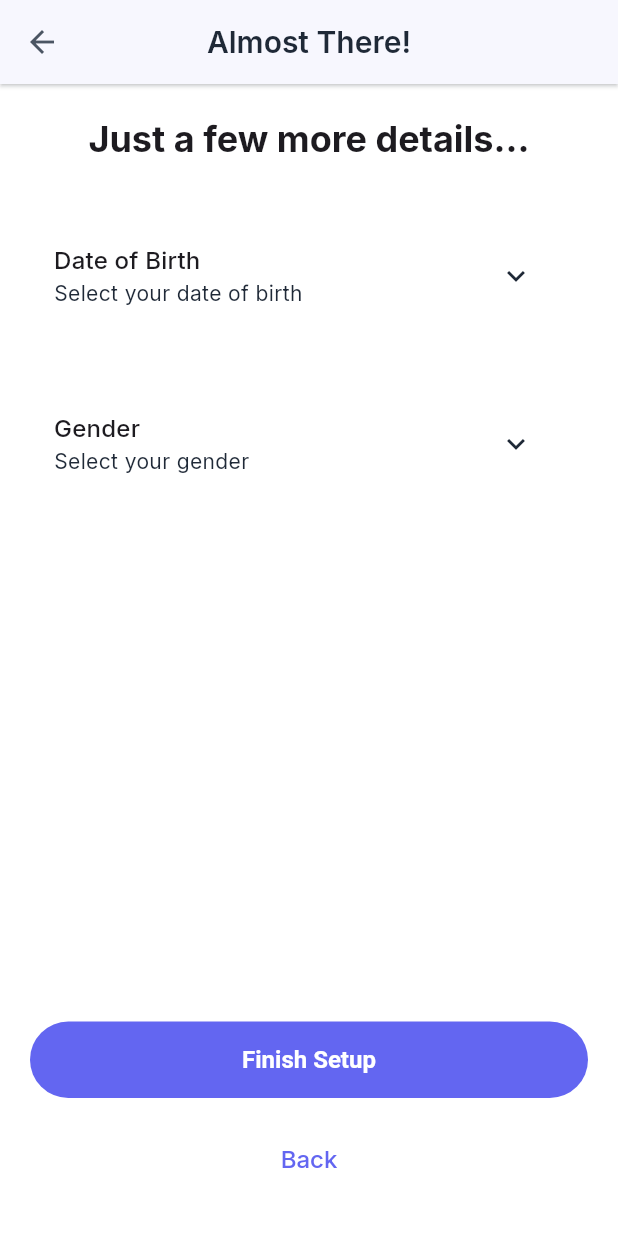
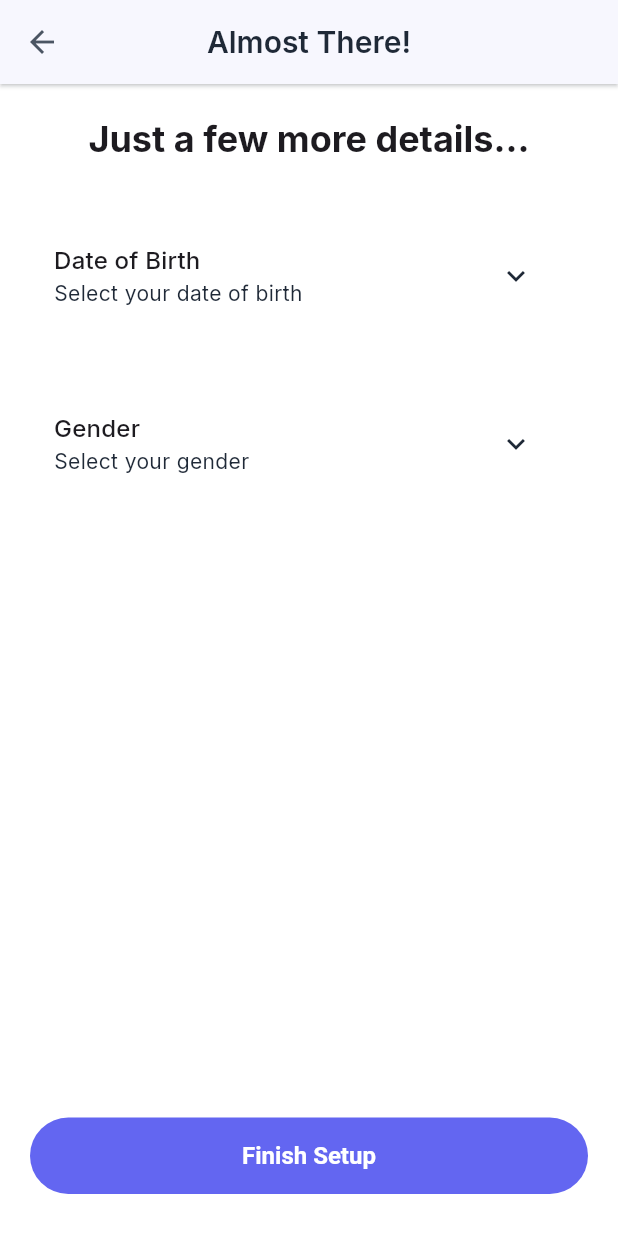
Before and after one commit to Aksumite-Platforms-Inc/AqamFit, a Flutter app: the AdditionalInfoScreen screen opened by its route, on a phone screen of 412 x 824 dp. Shown: the top 1233 px of the screen. Run offline on Flutter 3.47's test engine with Material 3 defaults, Android fonts, the light colour scheme and no system bars; our stand-ins replace cached_network_image, camera, dio, fl_chart, flutter_form_builder, flutter_secure_storage and 5 more; accounts and stored records are empty.

Commit message:
Update onboarding flow to use context.go for back navigation
Comment out "Back" buttons on additional info and training prefs screens to streamline navigation and ensure consistent route handling.

```diff
--- a/lib/features/onboarding/presentation/setup_flow/additional_info_screen.dart
+++ b/lib/features/onboarding/presentation/setup_flow/additional_info_screen.dart
@@ -157,7 +157,7 @@
         title: const Text('Almost There!'), // Updated AppBar title
         leading: IconButton(
           icon: const Icon(Icons.arrow_back),
-          onPressed: () => context.pop(),
+          onPressed: () => context.go('/setup/training-prefs'),
         ),
         centerTitle: true,
       ),
@@ -333,19 +333,19 @@
                     : const Text('Finish Setup'),
               ),
             ),
-            const SizedBox(height: 8),
-            TextButton(
-              onPressed: _isFinishing ? null : () => context.pop(),
-              style: TextButton.styleFrom(
-                padding: const EdgeInsets.symmetric(vertical: 12),
-                foregroundColor: Theme.of(context).colorScheme.primary,
-              ),
-              child: const Text(
-                'Back',
-                style: TextStyle(fontSize: 16),
-              ),
-            ),
-            const SizedBox(height: 8), // Some bottom padding
+        //     const SizedBox(height: 8),
+        //     TextButton(
+        //       onPressed: _isFinishing ? null : () => context.pop(),
+        //       style: TextButton.styleFrom(
+        //         padding: const EdgeInsets.symmetric(vertical: 12),
+        //         foregroundColor: Theme.of(context).colorScheme.primary,
+        //       ),
+        //       child: const Text(
+        //         'Back',
+        //         style: TextStyle(fontSize: 16),
+        //       ),
+        //     ),
+        //     const SizedBox(height: 8), // Some bottom padding
           ],
         ),
       ),
--- a/lib/features/onboarding/presentation/setup_flow/training_prefs_screen.dart
+++ b/lib/features/onboarding/presentation/setup_flow/training_prefs_screen.dart
@@ -41,7 +41,7 @@
           icon: const Icon(Icons.arrow_back),
           onPressed: () {
             // No need to save here as selections are updated instantly
-            context.pop();
+            context.go('/setup/experience-level');
           },
         ),
         centerTitle: true, // Center AppBar title
@@ -179,19 +179,19 @@
               ),
               child: const Text('Next'),
             ),
-            const SizedBox(height: 8), // Space for back button or other elements
-             TextButton( // Using TextButton for "Back" for a less prominent look if preferred
-              onPressed: () {
-                context.pop();
-              },
-              style: TextButton.styleFrom(
-                padding: const EdgeInsets.symmetric(vertical: 12),
-              ),
-              child: Text(
-                'Back',
-                style: TextStyle(color: theme.colorScheme.primary, fontSize: 16),
-              ),
-            ),
+            // const SizedBox(height: 8), // Space for back button or other elements
+            //  TextButton( // Using TextButton for "Back" for a less prominent look if preferred
+            //   onPressed: () {
+            //     context.pop();
+            //   },
+            //   style: TextButton.styleFrom(
+            //     padding: const EdgeInsets.symmetric(vertical: 12),
+            //   ),
+            //   child: Text(
+            //     'Back',
+            //     style: TextStyle(color: theme.colorScheme.primary, fontSize: 16),
+            //   ),
+            // ),
           ],
         ),
       ),
```
